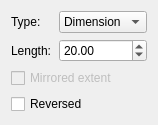
berndhahnebach/All_FreeCAD, file src/Mod/PartDesign/Gui/TaskPadParameters.ui: the form before one commit.
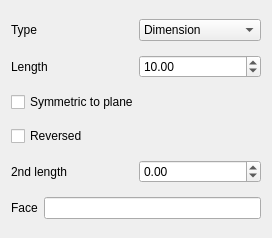
The form after the commit.

Commit message: Pad feature: Midplane, two-sided dimensions, up to first/last/face options

```diff
--- a/src/Mod/PartDesign/Gui/TaskPadParameters.ui
+++ b/src/Mod/PartDesign/Gui/TaskPadParameters.ui
@@ -6,8 +6,8 @@
    <rect>
     <x>0</x>
     <y>0</y>
-    <width>158</width>
-    <height>116</height>
+    <width>272</width>
+    <height>238</height>
    </rect>
   </property>
   <property name="windowTitle">
@@ -19,7 +19,7 @@
      <item>
       <widget class="QLabel" name="textLabel1">
        <property name="text">
-        <string>Type:</string>
+        <string>Type</string>
        </property>
       </widget>
      </item>
@@ -39,7 +39,7 @@
      <item>
       <widget class="QLabel" name="label">
        <property name="text">
-        <string>Length:</string>
+        <string>Length</string>
        </property>
       </widget>
      </item>
@@ -55,7 +55,7 @@
         <double>5.000000000000000</double>
        </property>
        <property name="value">
-        <double>20.000000000000000</double>
+        <double>10.000000000000000</double>
        </property>
       </widget>
      </item>
@@ -64,10 +64,10 @@
    <item>
     <widget class="QCheckBox" name="checkBoxMirrored">
      <property name="enabled">
-      <bool>false</bool>
+      <bool>true</bool>
      </property>
      <property name="text">
-      <string>Mirrored extent</string>
+      <string>Symmetric to plane</string>
      </property>
     </widget>
    </item>
@@ -78,6 +78,47 @@
      </property>
     </widget>
    </item>
+   <item>
+    <layout class="QHBoxLayout" name="horizontalLayout_4">
+     <item>
+      <widget class="QLabel" name="label_2">
+       <property name="text">
+        <string>2nd length</string>
+       </property>
+      </widget>
+     </item>
+     <item>
+      <widget class="QDoubleSpinBox" name="doubleSpinBox2">
+       <property name="minimum">
+        <double>-999999999.000000000000000</double>
+       </property>
+       <property name="maximum">
+        <double>999999999.000000000000000</double>
+       </property>
+       <property name="singleStep">
+        <double>5.000000000000000</double>
+       </property>
+       <property name="value">
+        <double>0.000000000000000</double>
+       </property>
+      </widget>
+     </item>
+    </layout>
+   </item>
+   <item>
+    <layout class="QHBoxLayout" name="horizontalLayout_3">
+     <item>
+      <widget class="QLabel" name="textLabel1_2">
+       <property name="text">
+        <string>Face</string>
+       </property>
+      </widget>
+     </item>
+     <item>
+      <widget class="QLineEdit" name="lineFaceName"/>
+     </item>
+    </layout>
+   </item>
   </layout>
  </widget>
  <resources/>
```
Left out of the diff: 2 changed lines with no effect on the pictures. The commit also changes 7 other files.
